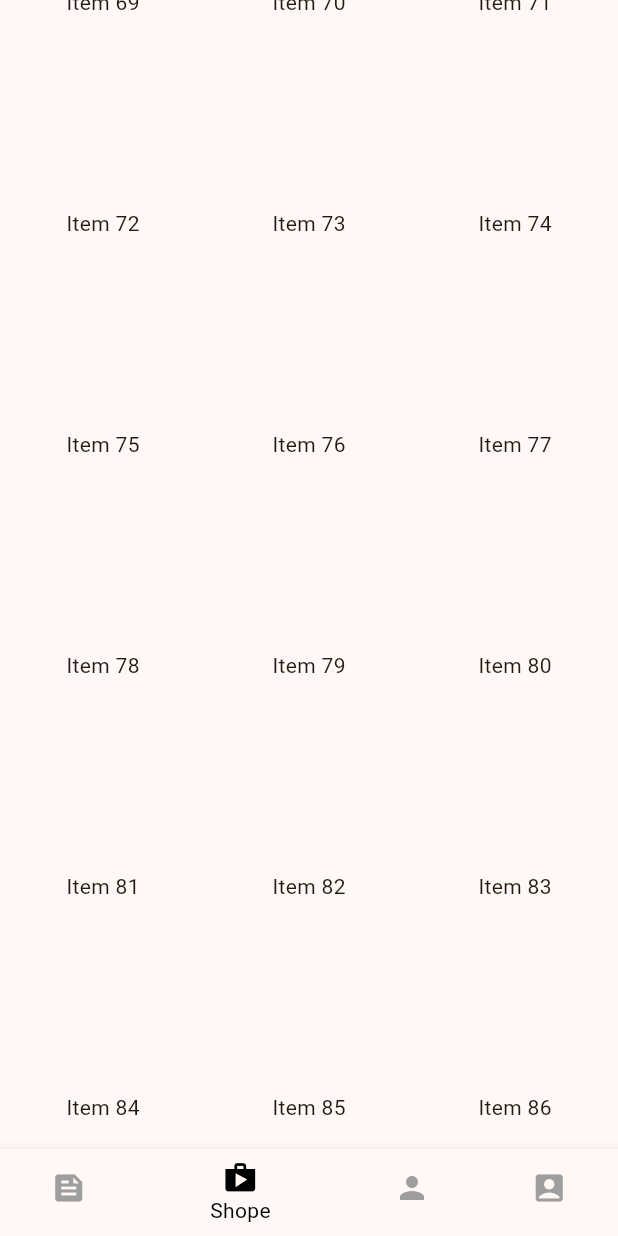
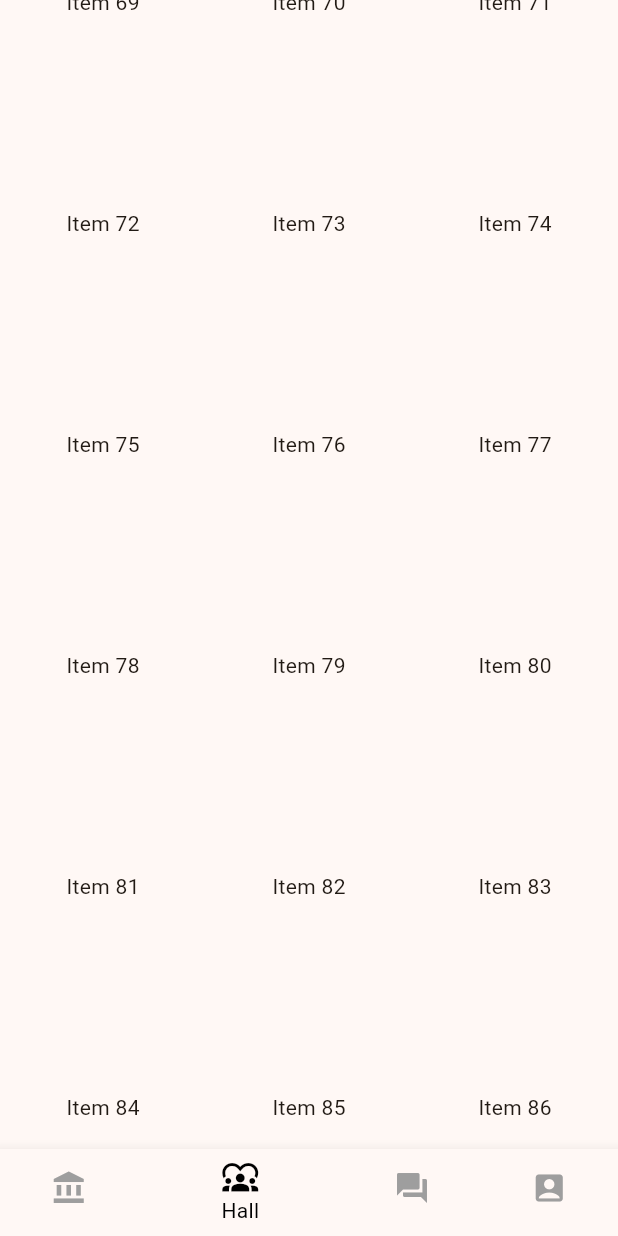
Before and after one commit to kaka0913/intern_practice, a Flutter app: the screen it shows after launch, item 2 of the bottom bar chosen, scrolled down 3456 dp, on a phone screen of 412 x 824 dp. Run offline on Flutter 3.47's test engine with Material 2 defaults, Android fonts, the light colour scheme and no system bars; our stand-ins replace drift, flutter_local_notifications, flutter_riverpod, flutter_secure_storage, fluttertoast, go_router and 5 more; missing offline and left inert: flutter_app_badger; accounts and stored records are empty; generated files the repository leaves out were written again.

Commit message:
make format とアイコン変更

```diff
--- a/lib/app.dart
+++ b/lib/app.dart
@@ -45,7 +45,8 @@ class _MyHomePageState extends State<MyHomePage> {
 
           default:
             return SizedBox(
-                child: Center(child: Text('Invalid index: $index')));
+              child: Center(child: Text('Invalid index: $index')),
+            );
         }
       },
     );
--- a/lib/local_notification.dart
+++ b/lib/local_notification.dart
@@ -1,5 +1,7 @@
 // Flutter imports:
 import 'package:flutter/material.dart';
+
+// Package imports:
 import 'package:flutter_app_badger/flutter_app_badger.dart';
 
 // Project imports:
--- a/lib/main.dart
+++ b/lib/main.dart
@@ -1,6 +1,5 @@
 // Flutter imports:
 import 'package:flutter/material.dart';
-
 
 // Package imports:
 import 'package:flutter_riverpod/flutter_riverpod.dart';
@@ -9,7 +8,6 @@ import 'package:timezone/timezone.dart' as tz;
 
 // Project imports:
 import 'package:intern_practice/router.dart';
-import 'package:intern_practice/app.dart';
 
 void main() {
   tz.initializeTimeZones();
--- a/lib/scafford_with_navbar.dart
+++ b/lib/scafford_with_navbar.dart
@@ -18,12 +18,14 @@ class ScaffoldWithNavbar extends StatelessWidget {
         unselectedItemColor: Colors.grey,
         currentIndex: navigationShell.currentIndex,
         items: const [
-          BottomNavigationBarItem(icon: Icon(Icons.feed), label: 'Feed'),
-          BottomNavigationBarItem(icon: Icon(Icons.shop), label: 'Shope'),
-          BottomNavigationBarItem(icon: Icon(Icons.person), label: 'Profile'),
+          BottomNavigationBarItem(
+              icon: Icon(Icons.account_balance), label: 'Event'),
+          BottomNavigationBarItem(icon: Icon(Icons.diversity_1), label: 'Hall'),
+          BottomNavigationBarItem(
+              icon: Icon(Icons.question_answer), label: 'Talk'),
           BottomNavigationBarItem(
             icon: Icon(Icons.account_box),
-            label: 'Pageview',
+            label: 'Profile',
           )
         ],
         onTap: _onTap,
```
